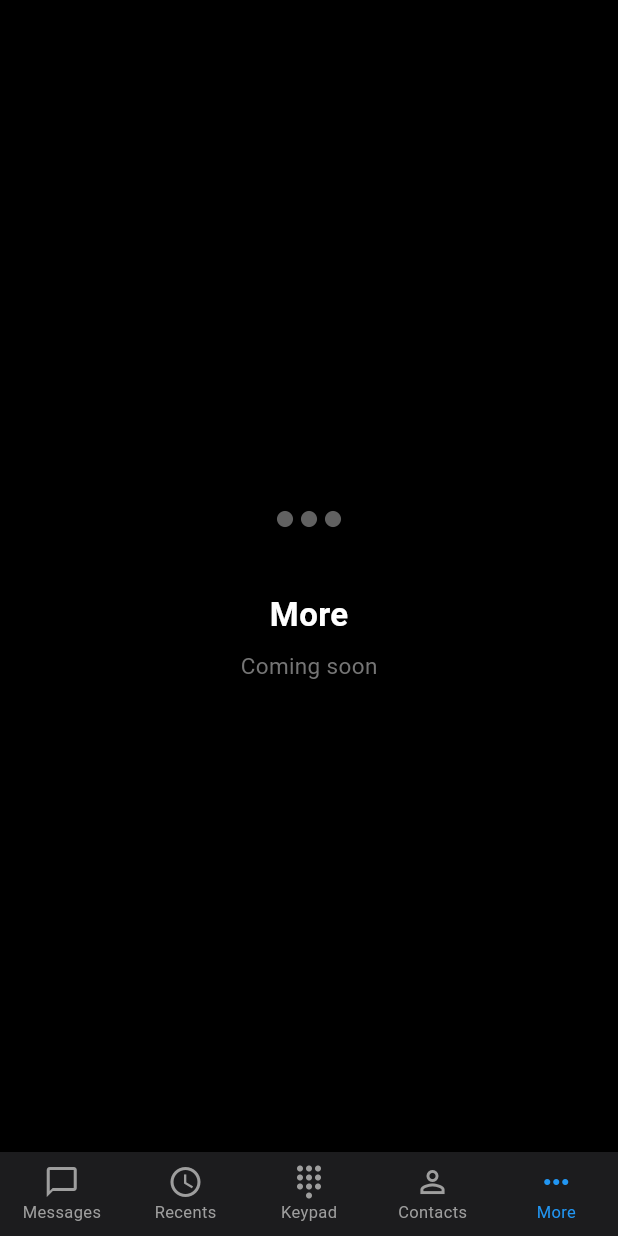
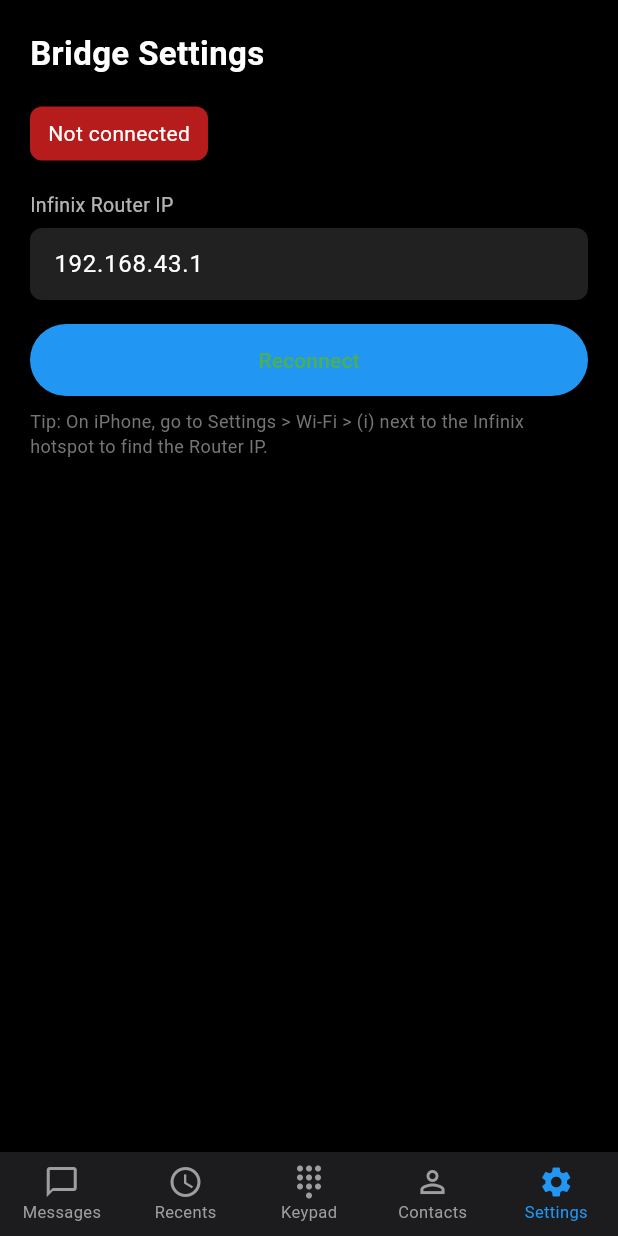
Before and after one commit to Hammad7828/sim_bridge_app, a Flutter app: the screen it shows after launch, item 5 of the bottom bar chosen, on a phone screen of 412 x 824 dp. Run offline on Flutter 3.47's test engine with Material 3 defaults, Android fonts, the phone set to English and light mode, and no system bars; network calls fail.

Commit message:
Update main.dart

```diff
--- a/lib/main.dart
+++ b/lib/main.dart
@@ -1,4 +1,3 @@
-
 import 'dart:convert';
 import 'package:flutter/material.dart';
 import 'package:web_socket_channel/web_socket_channel.dart';
@@ -188,14 +187,12 @@
   }
 
   void _onBridgeUpdate() {
-    // Show the incoming-call dialog the moment isRinging flips to true.
     if (BridgeService.instance.isRinging && mounted) {
       _showIncomingCallDialog();
     }
   }
 
   void _showIncomingCallDialog() {
-    // Avoid stacking multiple dialogs if updates fire more than once.
     if (ModalRoute.of(context)?.isCurrent != true) return;
 
     showDialog(
@@ -205,7 +202,6 @@
         return AnimatedBuilder(
           animation: BridgeService.instance,
           builder: (context, _) {
-            // Auto-dismiss if the call ends before being answered/declined.
             if (!BridgeService.instance.isRinging) {
               WidgetsBinding.instance.addPostFrameCallback((_) {
                 if (Navigator.of(dialogContext).canPop()) {
@@ -252,7 +248,7 @@
     _PlaceholderTab(title: 'Recents', icon: Icons.access_time),
     DialerScreen(),
     _PlaceholderTab(title: 'Contacts', icon: Icons.person_outline),
-    _PlaceholderTab(title: 'More', icon: Icons.more_horiz),
+    SettingsScreen(),
   ];
 
   @override
@@ -296,8 +292,8 @@
             label: 'Contacts',
           ),
           BottomNavigationBarItem(
-            icon: Icon(Icons.more_horiz),
-            label: 'More',
+            icon: Icon(Icons.settings),
+            label: 'Settings',
           ),
         ],
       ),
@@ -334,6 +330,103 @@
           ),
         ],
       ),
+    );
+  }
+}
+
+class SettingsScreen extends StatefulWidget {
+  const SettingsScreen({super.key});
+
+  @override
+  State<SettingsScreen> createState() => _SettingsScreenState();
+}
+
+class _SettingsScreenState extends State<SettingsScreen> {
+  late final TextEditingController _ipController;
+
+  @override
+  void initState() {
+    super.initState();
+    _ipController = TextEditingController(text: BridgeService.instance.hostIp);
+  }
+
+  @override
+  void dispose() {
+    _ipController.dispose();
+    super.dispose();
+  }
+
+  @override
+  Widget build(BuildContext context) {
+    return AnimatedBuilder(
+      animation: BridgeService.instance,
+      builder: (context, _) {
+        final bridge = BridgeService.instance;
+        return Padding(
+          padding: const EdgeInsets.all(20.0),
+          child: Column(
+            crossAxisAlignment: CrossAxisAlignment.start,
+            children: [
+              const Text(
+                'Bridge Settings',
+                style: TextStyle(fontSize: 22, fontWeight: FontWeight.w600, color: Colors.white),
+              ),
+              const SizedBox(height: 20),
+              Container(
+                padding: const EdgeInsets.symmetric(vertical: 8, horizontal: 12),
+                decoration: BoxDecoration(
+                  color: bridge.isConnected ? Colors.green.shade900 : Colors.red.shade900,
+                  borderRadius: BorderRadius.circular(8),
+                ),
+                child: Text(
+                  bridge.isConnected ? 'Connected to ${bridge.hostIp}' : 'Not connected',
+                  style: const TextStyle(color: Colors.white),
+                ),
+              ),
+              const SizedBox(height: 20),
+              const Text(
+                'Infinix Router IP',
+                style: TextStyle(color: Colors.white70, fontSize: 13),
+              ),
+              const SizedBox(height: 6),
+              TextField(
+                controller: _ipController,
+                style: const TextStyle(color: Colors.white),
+                decoration: InputDecoration(
+                  hintText: '192.168.43.91',
+                  hintStyle: const TextStyle(color: Colors.grey),
+                  filled: true,
+                  fillColor: Colors.grey.shade900,
+                  border: OutlineInputBorder(
+                    borderRadius: BorderRadius.circular(8),
+                    borderSide: BorderSide.none,
+                  ),
+                  contentPadding: const EdgeInsets.symmetric(horizontal: 12, vertical: 12),
+                ),
+              ),
+              const SizedBox(height: 16),
+              SizedBox(
+                width: double.infinity,
+                child: ElevatedButton(
+                  onPressed: () {
+                    bridge.connect(customIp: _ipController.text.trim());
+                  },
+                  style: ElevatedButton.styleFrom(
+                    backgroundColor: Colors.blue,
+                    padding: const EdgeInsets.symmetric(vertical: 14),
+                  ),
+                  child: const Text('Reconnect'),
+                ),
+              ),
+              const SizedBox(height: 8),
+              Text(
+                'Tip: On iPhone, go to Settings > Wi-Fi > (i) next to the Infinix hotspot to find the Router IP.',
+                style: TextStyle(color: Colors.grey.shade600, fontSize: 12),
+              ),
+            ],
+          ),
+        );
+      },
     );
   }
 }
@@ -393,7 +486,6 @@
 
         return Column(
           children: [
-            // Top Header: real SIM carrier/signal + real battery
             Padding(
               padding: const EdgeInsets.symmetric(horizontal: 16.0, vertical: 8.0),
               child: Row(
@@ -439,8 +531,6 @@
                 ],
               ),
             ),
-
-            // Connection Status Banner
             Container(
               width: double.infinity,
               padding: const EdgeInsets.symmetric(vertical: 4, horizontal: 16),
@@ -451,8 +541,6 @@
                 style: const TextStyle(color: Colors.white, fontSize: 11),
               ),
             ),
-
-            // Active call banner (shown while a call is in progress)
             if (bridge.isCallActive)
               Container(
                 width: double.infinity,
@@ -472,8 +560,6 @@
                   ],
                 ),
               ),
-
-            // Number Display Area
             Expanded(
               child: Container(
                 alignment: Alignment.center,
@@ -501,8 +587,6 @@
                 ),
               ),
             ),
-
-            // Keypad
             Padding(
               padding: const EdgeInsets.symmetric(horizontal: 40),
               child: Column(
@@ -515,8 +599,6 @@
                   const SizedBox(height: 16),
                   _buildKeyRow(['*', '0', '#'], ['', '+', '']),
                   const SizedBox(height: 24),
-
-                  // Dynamic circular call buttons — one per real SIM reported by Infinix
                   Row(
                     mainAxisAlignment: MainAxisAlignment.center,
                     children: sims.isEmpty
```
